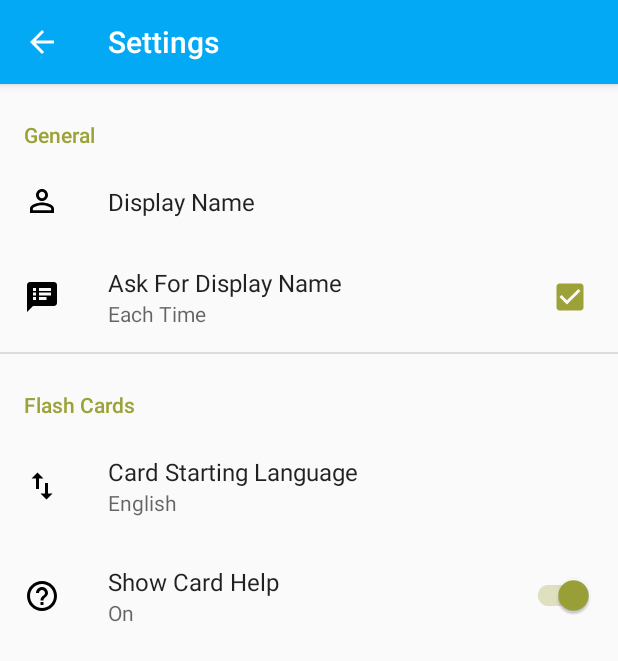
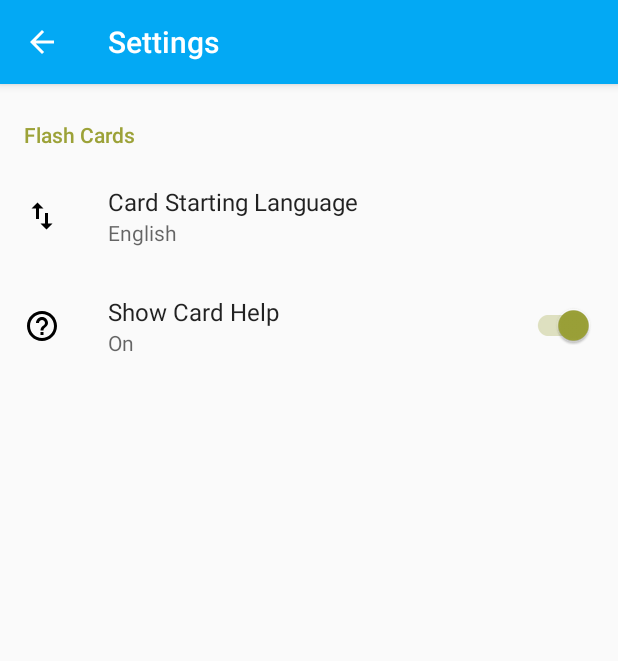
Before and after one commit to davidfitz314/OWLFlashCardsencnlevel1, an Android app: the SettingsActivity screen opened directly, with no data from a screen before it, on a phone screen of 412 x 824 dp. Shown: the top 661 px of the screen. Run offline under Robolectric (Android 15) with nearby library versions, the phone set to English and light mode, and no system bars; our stand-ins replace androidx.preference.

Commit message:
minor updates, remvoing any display name requests instances

```diff
--- a/app/build.gradle
+++ b/app/build.gradle
@@ -2,6 +2,7 @@ apply plugin: 'com.android.application'
 
 android {
     compileSdkVersion 28
+
     defaultConfig {
         applicationId "com.dcfportfolio.owlflashcardsen_cnlevel1"
         vectorDrawables.useSupportLibrary = true
--- a/app/src/main/java/com/dcfportfolio/owlflashcardsen_cnlevel1/SettingsActivity.java
+++ b/app/src/main/java/com/dcfportfolio/owlflashcardsen_cnlevel1/SettingsActivity.java
@@ -11,8 +11,8 @@ import android.widget.Toast;
  * Inits and inflates the support fragment for displaying preferences
  */
 public class SettingsActivity extends AppCompatActivity {
-    public static final String KEY_PREF_EDIT_USER_NAME = "edit_text_name_preference";
-    public static final String KEY_PREF_ASK_FOR_USER_NAME = "check_box_preference_username_set";
+    //public static final String KEY_PREF_EDIT_USER_NAME = "edit_text_name_preference";
+    //public static final String KEY_PREF_ASK_FOR_USER_NAME = "check_box_preference_username_set";
     public static final String KEY_PREF_CARD_HELP_NOTIFICATION = "switch_show_card_help_preference";
     public static final String KEY_PREF_SET_CARD_LANGUAGE = "list_preference_card_language_choice";
 
--- a/app/src/main/java/com/dcfportfolio/owlflashcardsen_cnlevel1/SettingsFragment.java
+++ b/app/src/main/java/com/dcfportfolio/owlflashcardsen_cnlevel1/SettingsFragment.java
@@ -28,6 +28,7 @@ public class SettingsFragment extends PreferenceFragmentCompat {
     public void onCreatePreferences(Bundle bundle, String s) {
         setPreferencesFromResource(R.xml.preferences, s);
 
+        /*
         mPreferences = PreferenceManager.getDefaultSharedPreferences(getActivity());
         String userNameStringPref = mPreferences.getString(SettingsActivity.KEY_PREF_EDIT_USER_NAME, getString(R.string.default_edit_text_name_string));
         final Preference userNamePref = this.findPreference(SettingsActivity.KEY_PREF_EDIT_USER_NAME);
@@ -38,8 +39,9 @@ public class SettingsFragment extends PreferenceFragmentCompat {
                 userNamePref.setSummary(o.toString());
                 return true;
             }
-        });
+        });*/
 
+        mPreferences = PreferenceManager.getDefaultSharedPreferences(getActivity());
         final ListPreference cardLangPref = (ListPreference) this.findPreference(SettingsActivity.KEY_PREF_SET_CARD_LANGUAGE);
         String langChoice = mPreferences.getString(SettingsActivity.KEY_PREF_SET_CARD_LANGUAGE, getString(R.string.language_choice_default_value));
         cardLangPref.setSummary(langChoice);
--- a/app/src/main/res/values/strings.xml
+++ b/app/src/main/res/values/strings.xml
@@ -49,8 +49,8 @@
     <string name="preference_category_flash_cards">Flash Cards</string>
     <string name="language_choice_default_value">English</string>
     <string name="owl_flashcards_logo_toast_display">owl flashcards logo</string>
-    <string name="welcome_back_string_greeting">Welcome Back,</string>
-    <string name="welcome_string_greeting">Welcome,</string>
+    <string name="welcome_back_string_greeting">Welcome Back</string>
+    <string name="welcome_string_greeting">Welcome</string>
     <string name="alert_dialog_ok_button">Ok</string>
     <string name="welcome_to_owl_flash_cards_alert_title">Welcome to OWL FlashCards.</string>
     <string name="set_display_name_alert_message">Please Set Your Display Name</string>
--- a/app/src/main/res/xml/preferences.xml
+++ b/app/src/main/res/xml/preferences.xml
@@ -1,7 +1,7 @@
 <?xml version="1.0" encoding="utf-8"?>
 <android.support.v7.preference.PreferenceScreen xmlns:android="http://schemas.android.com/apk/res/android"
     xmlns:app="http://schemas.android.com/apk/res-auto">
-
+<!--
     <PreferenceCategory
         android:title="@string/pref_category_general"
         app:iconSpaceReserved="false">
@@ -26,7 +26,7 @@
             android:summaryOn="@string/check_box_pref_get_display_name_summary_on"
             android:title="@string/check_box_pref_get_display_name_title" />
 
-    </PreferenceCategory>
+    </PreferenceCategory> -->
     <PreferenceCategory android:title="@string/preference_category_flash_cards"
         app:iconSpaceReserved="false">
 
```
Also changed, not shown: app/src/main/java/com/dcfportfolio/owlflashcardsen_cnlevel1/MainActivity.java (+17 -3 lines).
